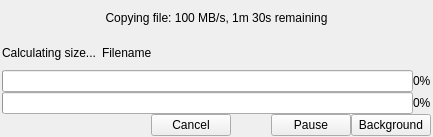
Above: qt-app/src/progressdialogs/ccopymovedialog.ui from VioletGiraffe/file-commander before the change. Below: the same form after it.
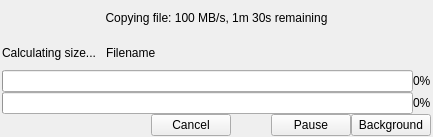
That is the form after the change. Custom widgets are drawn as their Qt base class.

What changed in the file:
```diff
--- a/qt-app/src/progressdialogs/ccopymovedialog.ui
+++ b/qt-app/src/progressdialogs/ccopymovedialog.ui
@@ -48,7 +48,7 @@
    <item>
     <layout class="QHBoxLayout" name="horizontalLayout_3" stretch="0,1">
      <property name="spacing">
-      <number>6</number>
+      <number>10</number>
      </property>
      <item>
       <widget class="QLabel" name="_lblNumFiles">
```
